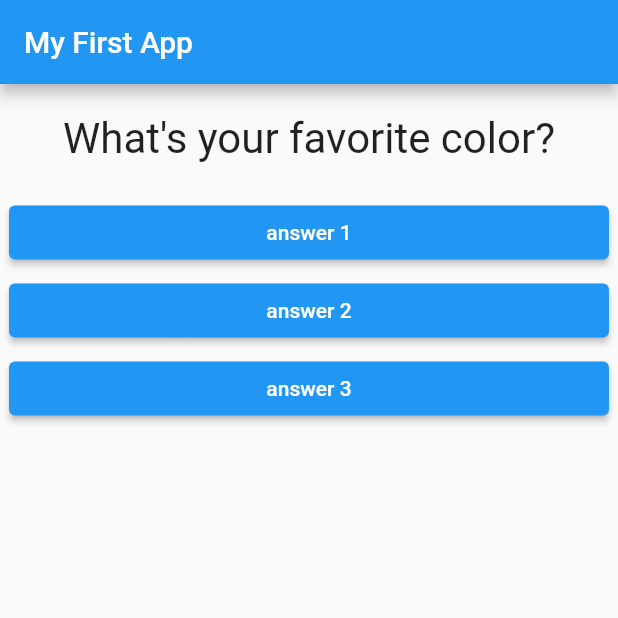
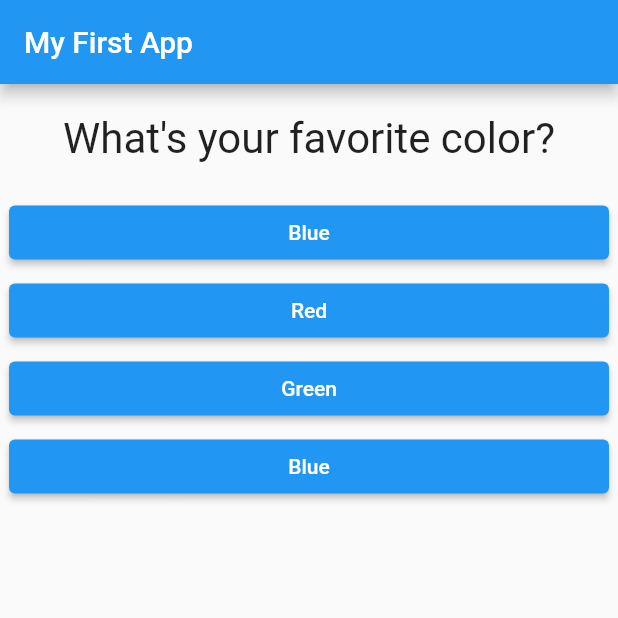
Before and after one commit to huseyintemel/flutterexamples, a Flutter app: the screen it shows after launch, on a phone screen of 412 x 824 dp, the top half of it. Run offline on Flutter 3.47's test engine with Material 2 defaults, Android fonts, the phone set to English and light mode, and no system bars.

Commit message:
Added Map for question and answers

```diff
--- a/lib/main.dart
+++ b/lib/main.dart
@@ -19,16 +19,27 @@ class MyAppState extends State<MyApp> {
   @override
   Widget build(BuildContext context) {
     var questions = [
-      'What\'s your favorite color?',
-      'What\'s your favorite animal?',
-      'What\'s your favorite song?',
-      'What\'s your favorite singer?',
+      {
+        'questionText':'What\'s your favorite color?',
+        'answers' : ['Blue','Red','Green','Blue']
+      },
+      {
+        'questionText':'What\'s your favorite animal?',
+        'answers' : ['Lion','Snake','Elephant','Goat']
+      },
+      {
+        'questionText':'What\'s your favorite team?',
+        'answers' : ['Chelsea','Arsenal','Barcelona','Real Madrid']
+      },
+      {
+        'questionText':'What\'s your favorite book?',
+        'answers' : ['Gulliver’s Travels','Frankenstein','Alice’s Adventures in Wonderland',' The Way We Live Now']
+      }
     ];
 
     void answerQuestion() {
       setState(() {
-        questionIndex = questionIndex +
-            1; //changes question on the screen with StatefulWidget
+        questionIndex = (questionIndex + 1) % 4; //changes question on the screen with StatefulWidget
       });
     }
 
@@ -39,19 +50,10 @@ class MyAppState extends State<MyApp> {
         ),
         body: Column(
           children: [
-            Question(questions[questionIndex]),
-            Answer(
-              'answer 1',
-              answerQuestion,
-            ),
-            Answer(
-              'answer 2',
-              answerQuestion,
-            ),
-            Answer(
-              'answer 3',
-              answerQuestion,
-            ),
+            Question(questions[questionIndex]['questionText'] as String),
+            ...(questions[questionIndex]['answers'] as List<String>).map((answer){
+               return Answer(answer,answerQuestion);
+            }).toList()
           ],
         ),
       ),
```
